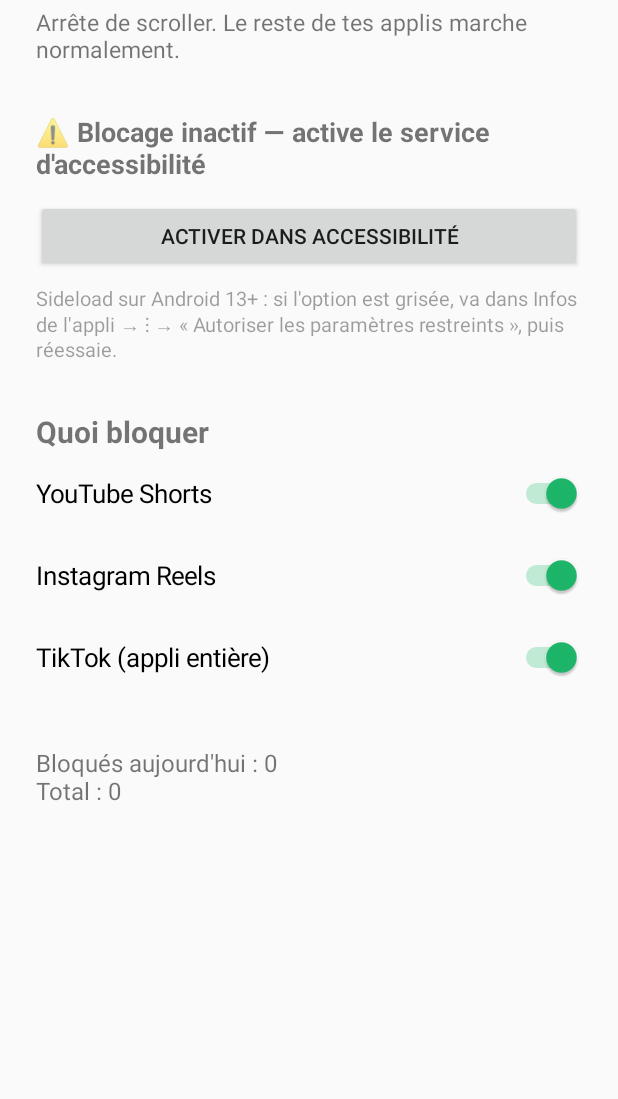
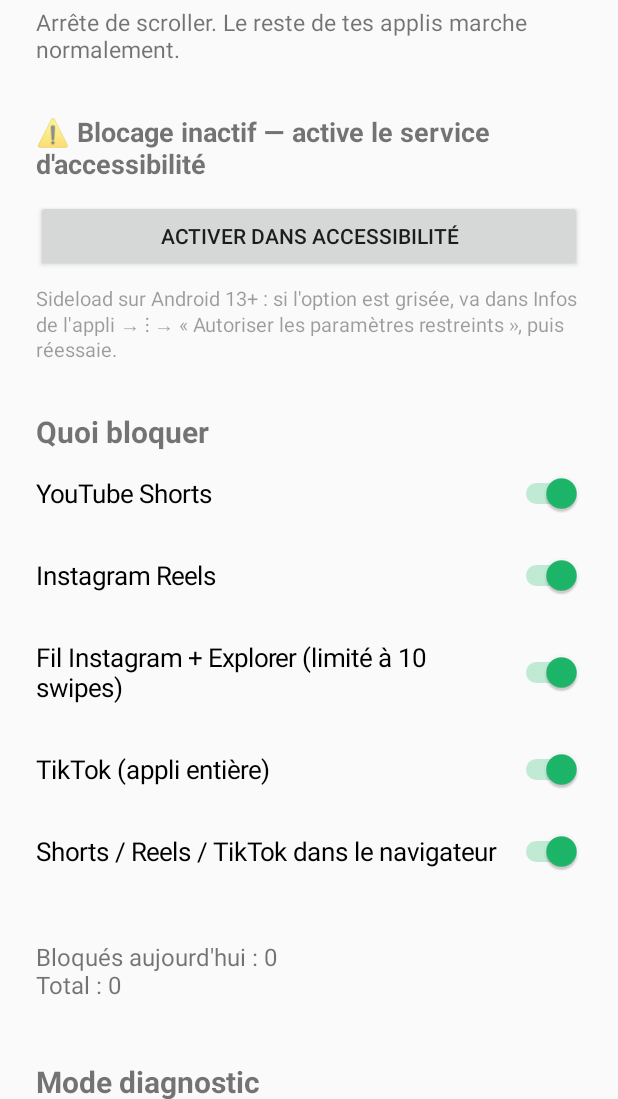
Before and after one commit to VoxZephir/Hopescrolling, an Android app: the screen it shows after launch (MainActivity), on a phone screen of 412 x 824 dp, the part 137-1236 px from its top. Run offline under Robolectric (Android 15) with nearby library versions, the phone set to English and light mode, and no system bars.

Commit message:
Block short videos in browsers, limit Instagram feed scrolling, add diagnostic mode
- Browsers (Brave, Chrome, Firefox, DuckDuckGo): read the address bar and
  press Back on youtube.com/shorts, instagram.com/reel(s) and tiktok.com.
- Instagram home feed and Explore: 10 swipes allowed, then go to the
  launcher; the counter resets after 15 minutes without feed scrolling.
- Diagnostic mode: records visible view IDs (no message text) and copies
  them to the clipboard, to tune detection without adb.

Co-Authored-By: Claude Opus 5.5 <noreply@anthropic.com>
Claude-Session: https://claude.ai/code/session_01WQkAD1HDwrF89S9R8nDfy6

```diff
--- a/app/build.gradle.kts
+++ b/app/build.gradle.kts
@@ -11,8 +11,8 @@ android {
         applicationId = "app.hopescrolling"
         minSdk = 26
         targetSdk = 35
-        versionCode = 1
-        versionName = "0.1"
+        versionCode = 2
+        versionName = "0.2"
     }
 
     signingConfigs {
--- a/app/src/main/java/app/hopescrolling/MainActivity.kt
+++ b/app/src/main/java/app/hopescrolling/MainActivity.kt
@@ -1,6 +1,8 @@
 package app.hopescrolling
 
 import android.app.Activity
+import android.content.ClipData
+import android.content.ClipboardManager
 import android.content.ComponentName
 import android.content.Intent
 import android.os.Bundle
@@ -9,6 +11,7 @@ import android.widget.Button
 import android.widget.LinearLayout
 import android.widget.Switch
 import android.widget.TextView
+import android.widget.Toast
 
 class MainActivity : Activity() {
 
@@ -37,6 +40,25 @@ class MainActivity : Activity() {
             }
             list.addView(sw)
         }
+
+        @Suppress("DEPRECATION")
+        findViewById<Switch>(R.id.diag_switch).apply {
+            isChecked = Prefs.diagnostic(this@MainActivity)
+            setOnCheckedChangeListener { _, on ->
+                Prefs.setDiagnostic(this@MainActivity, on)
+                if (on) Prefs.clearDumps(this@MainActivity)
+            }
+        }
+        findViewById<Button>(R.id.diag_copy).setOnClickListener {
+            val dumps = Prefs.allDumps(this)
+            if (dumps.isBlank()) {
+                Toast.makeText(this, R.string.diag_empty, Toast.LENGTH_LONG).show()
+            } else {
+                getSystemService(ClipboardManager::class.java)
+                    .setPrimaryClip(ClipData.newPlainText("Hopescrolling diagnostic", dumps))
+                Toast.makeText(this, R.string.diag_copied, Toast.LENGTH_SHORT).show()
+            }
+        }
     }
 
     override fun onResume() {
--- a/app/src/main/java/app/hopescrolling/Targets.kt
+++ b/app/src/main/java/app/hopescrolling/Targets.kt
@@ -1,22 +1,32 @@
 package app.hopescrolling
 
+enum class Kind {
+    /** Une vue précise (resource-id) n'existe que sur le lecteur Shorts/Reels -> Retour. */
+    VIEW_IDS,
+    /** L'appli entière est du scroll infini -> écran d'accueil. */
+    WHOLE_APP,
+    /** Navigateur : on lit l'URL dans la barre d'adresse -> Retour. */
+    BROWSER_URL,
+    /** Fil Instagram : on laisse quelques swipes, puis écran d'accueil. */
+    FEED_LIMIT,
+}
+
 /**
- * Chaque cible = une appli + la façon de reconnaître l'écran "vidéo courte".
- *
- * viewIds : identifiants (resource-id) des vues qui n'existent QUE sur le lecteur
- *           Shorts/Reels. Trouvés en inspectant l'arbre de vues avec
- *           `adb shell uiautomator dump` (voir README). Si une mise à jour de
- *           l'appli les renomme, il suffit d'ajouter le nouveau nom ici.
- * wholeApp : l'appli entière est du scroll infini -> retour à l'écran d'accueil.
+ * Les resource-id viennent de l'inspection de l'arbre de vues (mode diagnostic
+ * de l'appli, ou `adb shell uiautomator dump`). Si une mise à jour d'une appli les
+ * renomme, il suffit d'ajouter le nouveau nom ici.
  */
 enum class Target(
     val label: String,
+    val toast: String,
+    val kind: Kind,
     val packages: List<String>,
     val viewIds: List<String> = emptyList(),
-    val wholeApp: Boolean = false,
 ) {
     YOUTUBE_SHORTS(
         label = "YouTube Shorts",
+        toast = "YouTube Shorts bloqué 🛑",
+        kind = Kind.VIEW_IDS,
         packages = listOf("com.google.android.youtube"),
         viewIds = listOf(
             "reel_recycler",
@@ -27,20 +37,60 @@ enum class Target(
     ),
     INSTAGRAM_REELS(
         label = "Instagram Reels",
-        packages = listOf("com.instagram.android"),
+        toast = "Reels bloqués 🛑",
+        kind = Kind.VIEW_IDS,
+        packages = listOf(INSTAGRAM),
         viewIds = listOf(
             "clips_viewer_view_pager",
             "clips_viewer_container",
             "clips_video_container",
         ),
     ),
+    INSTAGRAM_FEED(
+        label = "Fil Instagram + Explorer (limité à $FEED_SWIPE_BUDGET swipes)",
+        toast = "Fil Instagram terminé pour l'instant 🌅",
+        kind = Kind.FEED_LIMIT,
+        packages = listOf(INSTAGRAM),
+        // Onglets de la barre du bas où le scroll est limité.
+        viewIds = listOf("feed_tab", "search_tab"),
+    ),
     TIKTOK(
         label = "TikTok (appli entière)",
+        toast = "TikTok bloqué 🛑",
+        kind = Kind.WHOLE_APP,
         packages = listOf("com.zhiliaoapp.musically", "com.ss.android.ugc.trill"),
-        wholeApp = true,
+    ),
+    BROWSER(
+        label = "Shorts / Reels / TikTok dans le navigateur",
+        toast = "Bloqué dans le navigateur 🛑",
+        kind = Kind.BROWSER_URL,
+        packages = BROWSER_URL_BARS.keys.toList(),
     );
 
     companion object {
-        fun forPackage(pkg: String): Target? = entries.firstOrNull { pkg in it.packages }
+        fun forPackage(pkg: String): List<Target> = entries.filter { pkg in it.packages }
     }
 }
+
+const val INSTAGRAM = "com.instagram.android"
+
+/** Nombre de swipes autorisés dans le fil Instagram avant d'être renvoyé à l'accueil. */
+const val FEED_SWIPE_BUDGET = 10
+
+/** Le compteur de swipes repart à zéro après ce temps sans scroller le fil. */
+const val FEED_RESET_MS = 15 * 60 * 1000L
+
+/** Navigateur -> resource-id(s) de sa barre d'adresse. */
+val BROWSER_URL_BARS: Map<String, List<String>> = mapOf(
+    "com.brave.browser" to listOf("url_bar"),
+    "com.brave.browser_beta" to listOf("url_bar"),
+    "com.android.chrome" to listOf("url_bar"),
+    "org.mozilla.firefox" to listOf("mozac_browser_toolbar_url_view", "url_bar_title"),
+    "com.duckduckgo.mobile.android" to listOf("omnibarTextInput"),
+)
+
+val BLOCKED_URLS: List<Regex> = listOf(
+    Regex("""youtube\.com/shorts""", RegexOption.IGNORE_CASE),
+    Regex("""instagram\.com/reels?(/|$)""", RegexOption.IGNORE_CASE),
+    Regex("""tiktok\.com""", RegexOption.IGNORE_CASE),
+)
--- a/app/src/main/res/layout/activity_main.xml
+++ b/app/src/main/res/layout/activity_main.xml
@@ -67,5 +67,36 @@
             android:layout_height="wrap_content"
             android:layout_marginTop="32dp"
             android:textSize="16sp" />
+
+        <TextView
+            android:layout_width="wrap_content"
+            android:layout_height="wrap_content"
+            android:layout_marginTop="40dp"
+            android:text="@string/diag_title"
+            android:textSize="20sp"
+            android:textStyle="bold" />
+
+        <TextView
+            android:layout_width="wrap_content"
+            android:layout_height="wrap_content"
+            android:layout_marginTop="4dp"
+            android:alpha="0.7"
+            android:text="@string/diag_help"
+            android:textSize="13sp" />
+
+        <Switch
+            android:id="@+id/diag_switch"
+            android:layout_width="match_parent"
+            android:layout_height="wrap_content"
+            android:paddingTop="12dp"
+            android:paddingBottom="12dp"
+            android:text="@string/diag_switch"
+            android:textSize="17sp" />
+
+        <Button
+            android:id="@+id/diag_copy"
+            android:layout_width="match_parent"
+            android:layout_height="wrap_content"
+            android:text="@string/diag_copy" />
     </LinearLayout>
 </ScrollView>
--- a/app/src/main/res/values/strings.xml
+++ b/app/src/main/res/values/strings.xml
@@ -2,8 +2,13 @@
 <resources>
     <string name="app_name">Hopescrolling</string>
     <string name="service_label">Hopescrolling – bloqueur de Shorts</string>
-    <string name="service_description">Détecte l\'écran YouTube Shorts / Instagram Reels / TikTok et appuie sur Retour à ta place. Ne lit que ces applis, rien n\'est envoyé nulle part.</string>
-    <string name="blocked_toast">%1$s bloqué 🛑</string>
+    <string name="service_description">Détecte les Shorts, Reels et TikTok (applis et navigateur) et appuie sur Retour à ta place. Ne lit que ces applis, rien n\'est envoyé nulle part.</string>
+    <string name="diag_title">Mode diagnostic</string>
+    <string name="diag_help">Si un écran n\'est pas bloqué : active ce mode, ouvre l\'écran en question quelques secondes, reviens ici et copie le diagnostic. Il liste les identifiants des vues (pas le texte de tes messages ; seulement l\'URL dans les navigateurs).</string>
+    <string name="diag_switch">Enregistrer les écrans</string>
+    <string name="diag_copy">Copier le diagnostic</string>
+    <string name="diag_copied">Diagnostic copié dans le presse-papiers</string>
+    <string name="diag_empty">Rien d\'enregistré pour l\'instant : active le mode puis ouvre l\'appli à analyser.</string>
     <string name="tagline">Arrête de scroller. Le reste de tes applis marche normalement.</string>
     <string name="status_on">✅ Blocage actif</string>
     <string name="status_off">⚠️ Blocage inactif — active le service d\'accessibilité</string>
--- a/app/src/main/res/xml/accessibility_service.xml
+++ b/app/src/main/res/xml/accessibility_service.xml
@@ -8,4 +8,4 @@
     android:canPerformGestures="false"
     android:description="@string/service_description"
     android:notificationTimeout="100"
-    android:packageNames="com.google.android.youtube,com.instagram.android,com.zhiliaoapp.musically,com.ss.android.ugc.trill" />
+    android:packageNames="com.google.android.youtube,com.instagram.android,com.zhiliaoapp.musically,com.ss.android.ugc.trill,com.brave.browser,com.brave.browser_beta,com.android.chrome,org.mozilla.firefox,com.duckduckgo.mobile.android" />
```
Also changed, not shown: app/src/main/java/app/hopescrolling/BlockerService.kt (+88 -24 lines), app/src/main/java/app/hopescrolling/Diagnostic.kt (added, +40 -0 lines), app/src/main/java/app/hopescrolling/Prefs.kt (+17 -0 lines), 1 other file.
